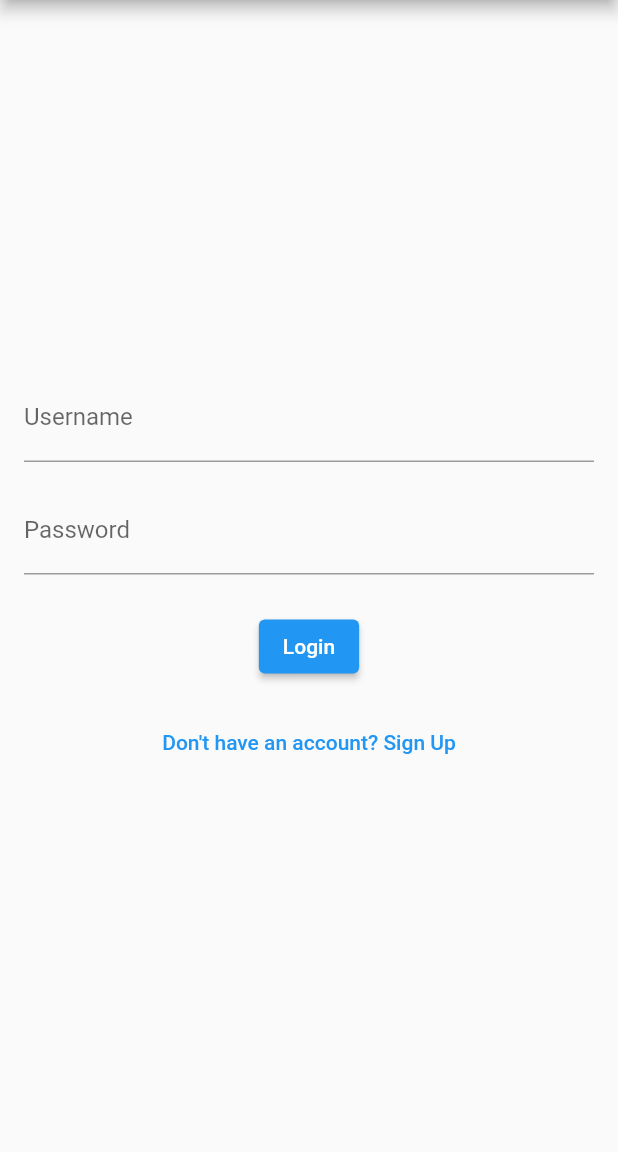
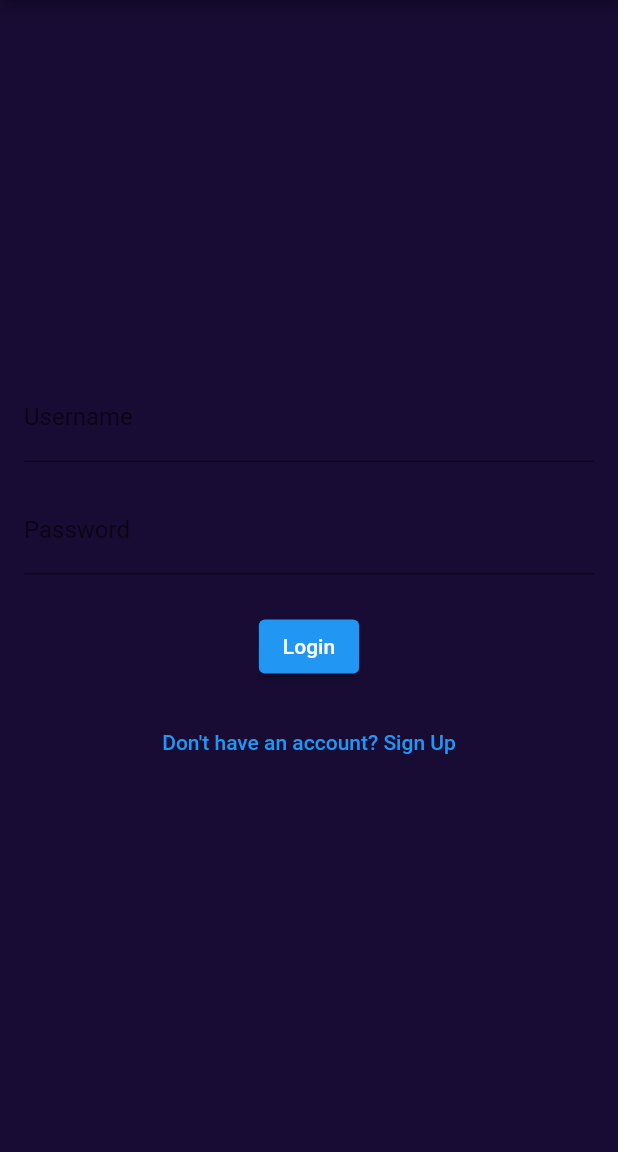
Before and after one commit to fati-ouahmane/Crypto-pfa, a Flutter app: the LoginPage screen opened directly, on a phone screen of 412 x 824 dp, the part 84-1236 px from its top. Run offline on Flutter 3.47's test engine with Material 2 defaults, Android fonts, the phone set to English and light mode, and no system bars; our stand-ins replace dio, iconsax, simple_gradient_text, smooth_page_indicator, syncfusion_flutter_charts; Roboto replaces fonts that are missing (MontserratAlternates); project files that could hold a hidden picture were left out.

Commit message:
new branch

```diff
--- a/client/lib/service/binance/profile_service.dart
+++ b/client/lib/service/binance/profile_service.dart
@@ -4,7 +4,8 @@ import 'package:crypto_app/model/Profile.dart';
 
 class ProfileService {
   Future<Profile> fetchProfile() async {
-    final url = 'https://your-api-endpoint.com/profile'; // Replace with your API endpoint
+    final url =
+        'localhost:8080/api/auth/profile'; // Replace with your API endpoint
     final response = await http.get(Uri.parse(url));
 
     if (response.statusCode == 200) {
--- a/client/lib/view/auth/LoginPage.dart
+++ b/client/lib/view/auth/LoginPage.dart
@@ -25,7 +25,6 @@ class _LoginPageState extends State<LoginPage> {
       'password': _passwordController.text,
     });
     var headers = {'Content-Type': 'application/json'};
-
     try {
       var response = await http.post(url, headers: headers, body: body);
 
@@ -37,8 +36,9 @@ class _LoginPageState extends State<LoginPage> {
 
         // Navigate to the home page or next screen
         Navigator.push(
-            context, MaterialPageRoute(builder: (context) => BottomBarView()));
-        ;
+          context,
+          MaterialPageRoute(builder: (context) => BottomBarView()),
+        );
       } else {
         // Handle login failure
         _showSnackBar('Login Failed. Invalid credentials. Please try again.');
@@ -78,6 +78,7 @@ class _LoginPageState extends State<LoginPage> {
       ),
       body: Container(
         padding: EdgeInsets.all(16.0),
+        color: Color(0xFF180c34), // Setting the background color to black
         child: Column(
           mainAxisAlignment: MainAxisAlignment.center,
           children: [
```
Also changed, not shown: 1 other file.
